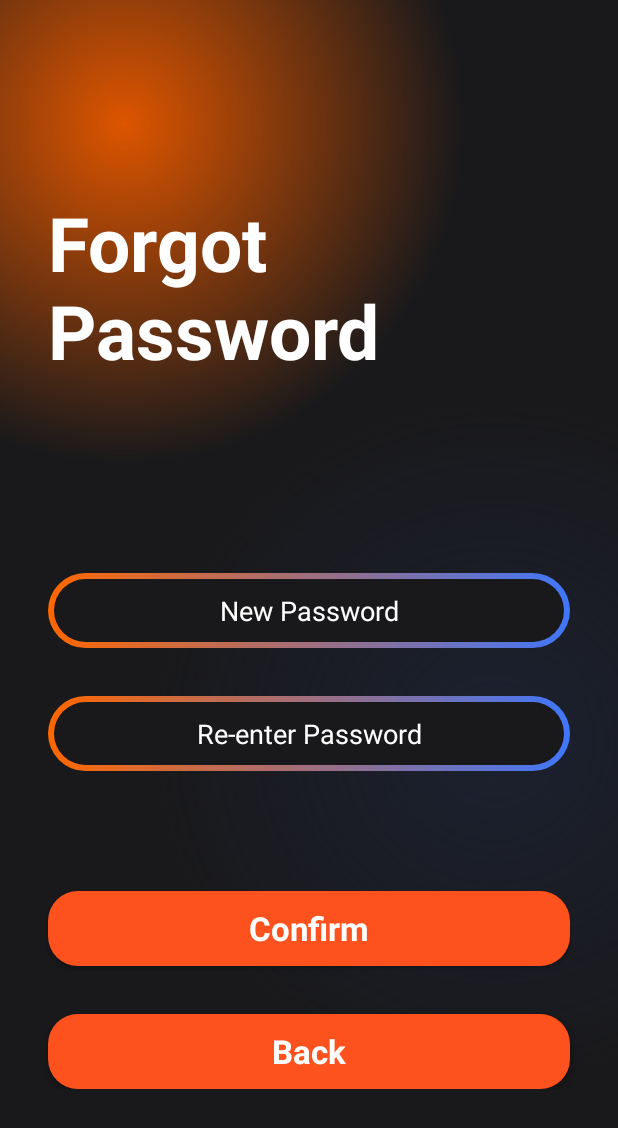
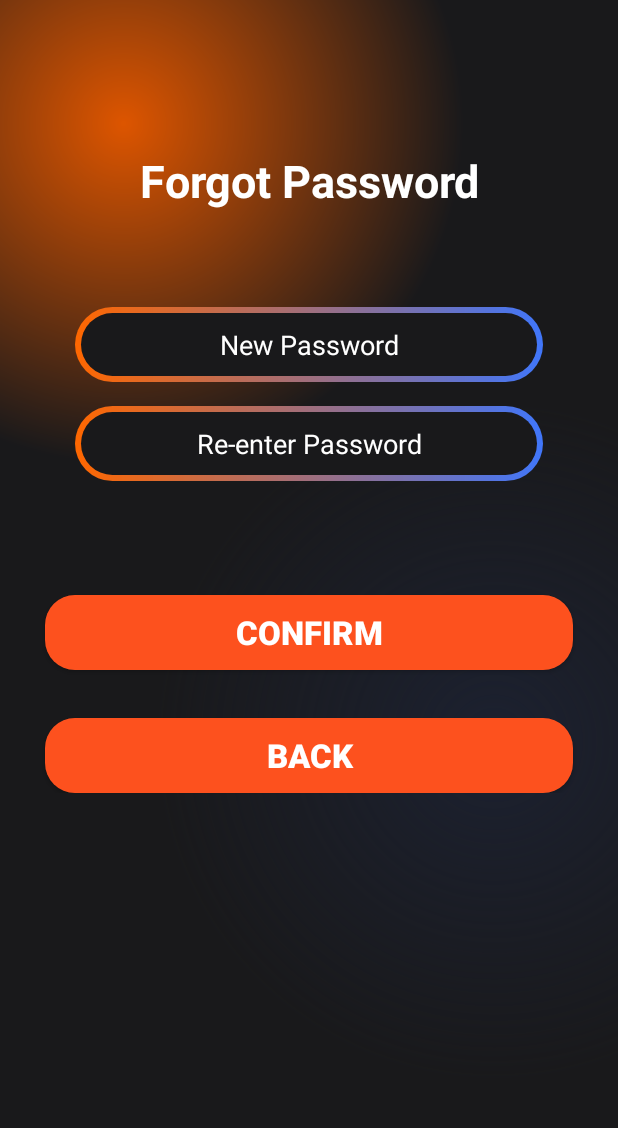
Before and after one commit to NaveenUdesh043/gym_application, an Android app: the ForgotPassword screen opened directly, with no data from a screen before it, on a phone screen of 412 x 824 dp. Shown: the top 1128 px of the screen. Run offline under Robolectric (Android 15) with nearby library versions, the phone set to English and light mode, and no system bars.

Commit message:
make Responsive

```diff
--- a/GymApplication/app/src/main/res/layout/activity_forgot_password.xml
+++ b/GymApplication/app/src/main/res/layout/activity_forgot_password.xml
@@ -1,4 +1,3 @@
-<?xml version="1.0" encoding="utf-8"?>
 <androidx.constraintlayout.widget.ConstraintLayout xmlns:android="http://schemas.android.com/apk/res/android"
     xmlns:app="http://schemas.android.com/apk/res-auto"
     xmlns:tools="http://schemas.android.com/tools"
@@ -17,83 +16,98 @@
         app:layout_constraintStart_toStartOf="parent"
         app:layout_constraintTop_toTopOf="parent">
 
-        <LinearLayout
+        <androidx.constraintlayout.widget.ConstraintLayout
             android:layout_width="match_parent"
-            android:layout_height="wrap_content"
-            android:orientation="vertical" >
+            android:layout_height="wrap_content">
 
             <TextView
                 android:id="@+id/textView18"
-                android:layout_width="match_parent"
+                android:layout_width="0dp"
                 android:layout_height="wrap_content"
                 android:text="@string/forgot_password"
                 android:textColor="@color/white"
-                android:layout_marginStart="32dp"
-                android:layout_marginEnd="32dp"
-                android:layout_marginTop="128dp"
-                android:textSize="50sp"
-                android:textStyle="bold"/>
+                android:layout_gravity="center_horizontal"
+                android:textAlignment="center"
+                android:layout_marginStart="@dimen/large_margin"
+                android:layout_marginEnd="@dimen/large_margin"
+                android:layout_marginTop="100dp"
+                android:textSize="@dimen/text_large"
+                android:textStyle="bold"
+                app:layout_constraintStart_toStartOf="parent"
+                app:layout_constraintEnd_toEndOf="parent"
+                app:layout_constraintTop_toTopOf="parent"/>
 
             <EditText
                 android:id="@+id/editTextUsername"
-                android:layout_width="match_parent"
+                android:layout_width="0dp"
                 android:layout_height="50dp"
-                android:layout_marginStart="32dp"
-                android:layout_marginTop="128dp"
-                android:layout_marginEnd="32dp"
-                android:layout_marginBottom="16dp"
+                android:layout_marginStart="@dimen/large_margin"
+                android:layout_marginTop="64dp"
+                android:layout_marginEnd="@dimen/large_margin"
                 android:background="@drawable/next_bt_bg"
                 android:ems="10"
                 android:hint="@string/new_password"
                 android:inputType="text|textPassword"
                 android:textAlignment="center"
                 android:textColor="@color/white"
-                android:textColorHint="@color/white" />
+                android:textColorHint="@color/white"
+                app:layout_constraintStart_toStartOf="parent"
+                app:layout_constraintEnd_toEndOf="parent"
+                app:layout_constraintTop_toBottomOf="@id/textView18"/>
 
             <EditText
                 android:id="@+id/editTextPassword"
-                android:layout_width="match_parent"
+                android:layout_width="0dp"
                 android:layout_height="50dp"
-                android:layout_marginStart="32dp"
+                android:layout_marginStart="@dimen/large_margin"
                 android:layout_marginTop="16dp"
-                android:layout_marginEnd="32dp"
-                android:layout_marginBottom="16dp"
+                android:layout_marginEnd="@dimen/large_margin"
                 android:background="@drawable/next_bt_bg"
                 android:ems="10"
                 android:hint="@string/re_enter_password"
                 android:inputType="text|textPassword"
                 android:textAlignment="center"
                 android:textColor="@color/white"
-                android:textColorHint="@color/white" />
+                android:textColorHint="@color/white"
+                app:layout_constraintStart_toStartOf="parent"
+                app:layout_constraintEnd_toEndOf="parent"
+                app:layout_constraintTop_toBottomOf="@id/editTextUsername"/>
 
             <androidx.appcompat.widget.AppCompatButton
                 android:id="@+id/nextBtn"
-                style="@android:style/Widget.Button"
+                android:layout_width="0dp"
+                android:layout_height="50dp"
+                android:layout_marginTop="76dp"
+                android:layout_marginStart="@dimen/btn_margin"
+                android:layout_marginEnd="@dimen/btn_margin"
                 android:background="@drawable/bg_btn1"
-                android:layout_marginTop="64dp"
-                android:layout_marginStart="32dp"
-                android:layout_marginEnd="32dp"
-                android:layout_width="match_parent"
-                android:layout_height="50dp"
                 android:text="@string/confirm"
-                android:textSize="22sp"
+                android:textColor="@color/white"
+                android:textSize="@dimen/text_medium"
                 android:textStyle="bold"
-                android:textColor="@color/white"/>
+                app:layout_constraintEnd_toEndOf="parent"
+                app:layout_constraintHorizontal_bias="1.0"
+                app:layout_constraintStart_toStartOf="parent"
+                app:layout_constraintTop_toBottomOf="@id/editTextPassword" />
 
             <androidx.appcompat.widget.AppCompatButton
                 android:id="@+id/nextBtn1"
-                style="@android:style/Widget.Button"
                 android:background="@drawable/bg_btn1"
                 android:layout_marginTop="32dp"
-                android:layout_marginStart="32dp"
-                android:layout_marginEnd="32dp"
-                android:layout_width="match_parent"
+                android:layout_width="0dp"
                 android:layout_height="50dp"
                 android:text="@string/back"
-                android:textSize="22sp"
+                android:textSize="@dimen/text_medium"
                 android:textStyle="bold"
-                android:textColor="@color/white"/>
-        </LinearLayout>
+                android:textColor="@color/white"
+                android:layout_marginStart="@dimen/btn_margin"
+                android:layout_marginEnd="@dimen/btn_margin"
+                app:layout_constraintStart_toStartOf="parent"
+                app:layout_constraintEnd_toEndOf="parent"
+                app:layout_constraintTop_toBottomOf="@id/nextBtn"/>
+
+        </androidx.constraintlayout.widget.ConstraintLayout>
+
     </ScrollView>
 
 </androidx.constraintlayout.widget.ConstraintLayout>
--- a/GymApplication/app/src/main/res/layout/activity_login_page.xml
+++ b/GymApplication/app/src/main/res/layout/activity_login_page.xml
@@ -27,8 +27,10 @@
                 android:layout_width="match_parent"
                 android:layout_height="wrap_content"
                 android:text="@string/log_in"
+                android:textAlignment="center"
                 android:textColor="@color/white"
                 android:layout_marginStart="32dp"
+                android:layout_marginEnd="32dp"
                 android:layout_marginTop="128dp"
                 android:textSize="50sp"
                 android:textStyle="bold"/>
--- a/GymApplication/app/src/main/res/layout/activity_onboarding2.xml
+++ b/GymApplication/app/src/main/res/layout/activity_onboarding2.xml
@@ -64,7 +64,7 @@
 
                 <TextView
                     android:id="@+id/textView16"
-                    android:layout_width="410dp"
+                    android:layout_width="380dp"
                     android:layout_height="90dp"
                     android:layout_margin="16dp"
                     android:padding="4dp"
--- a/GymApplication/app/src/main/res/layout/activity_onboarding3.xml
+++ b/GymApplication/app/src/main/res/layout/activity_onboarding3.xml
@@ -64,7 +64,7 @@
 
                 <TextView
                     android:id="@+id/textView16"
-                    android:layout_width="410dp"
+                    android:layout_width="380dp"
                     android:layout_height="90dp"
                     android:layout_margin="16dp"
                     android:padding="4dp"
--- /dev/null
+++ b/GymApplication/app/src/main/res/values-night/strings.xml
@@ -0,0 +1,4 @@
+<?xml version="1.0" encoding="utf-8"?>
+<resources>
+    <string name="onbordingHeading">Workouts Tailored and Just for You</string>
+</resources>
--- /dev/null
+++ b/GymApplication/app/src/main/res/values/dimens.xml
@@ -0,0 +1,8 @@
+<?xml version="1.0" encoding="utf-8"?>
+<resources>
+    <dimen name="margin_standard">16dp</dimen>
+    <dimen name="large_margin">50dp</dimen>
+    <dimen name="text_large">30sp</dimen>
+    <dimen name="text_medium">22sp</dimen>
+    <dimen name="btn_margin">30sp</dimen>
+</resources>
```
Also changed, not shown: GymApplication/app/src/main/res/layout/activity_create_acoount.xml (+36 -51 lines), GymApplication/app/src/main/res/layout/activity_intro.xml (+13 -13 lines), GymApplication/app/src/main/res/layout/activity_main.xml (+4 -4 lines), GymApplication/app/src/main/res/layout/activity_onboarding1.xml (+26 -29 lines), GymApplication/app/src/main/res/values/strings.xml (+5 -4 lines), 235 other files.
